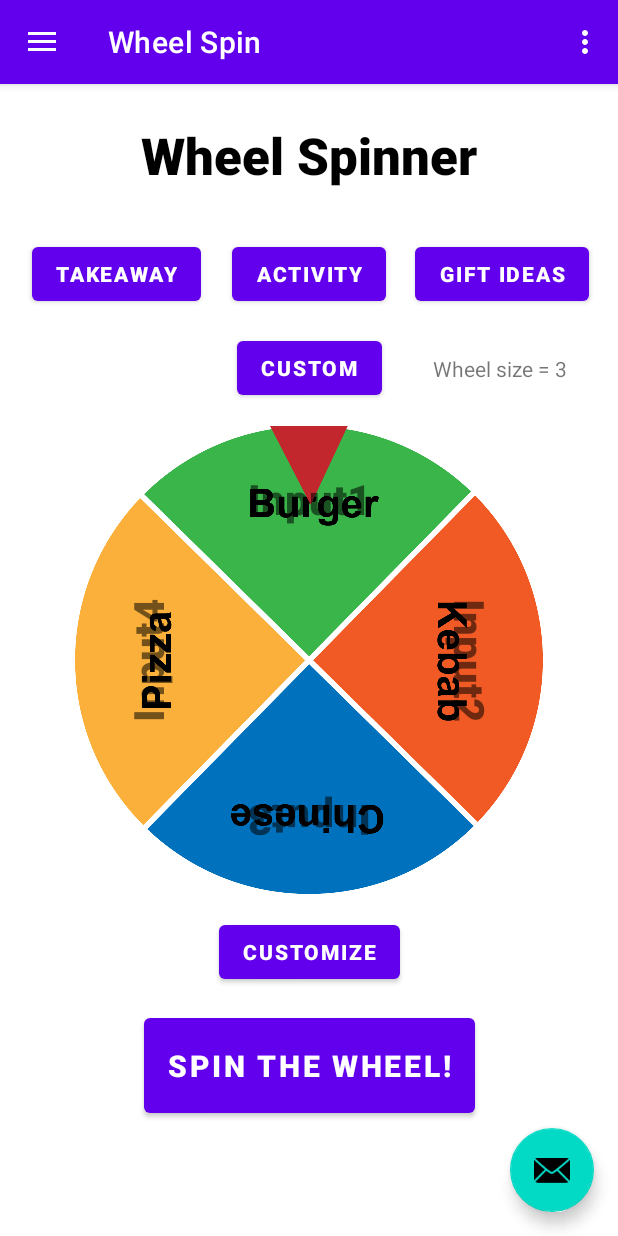
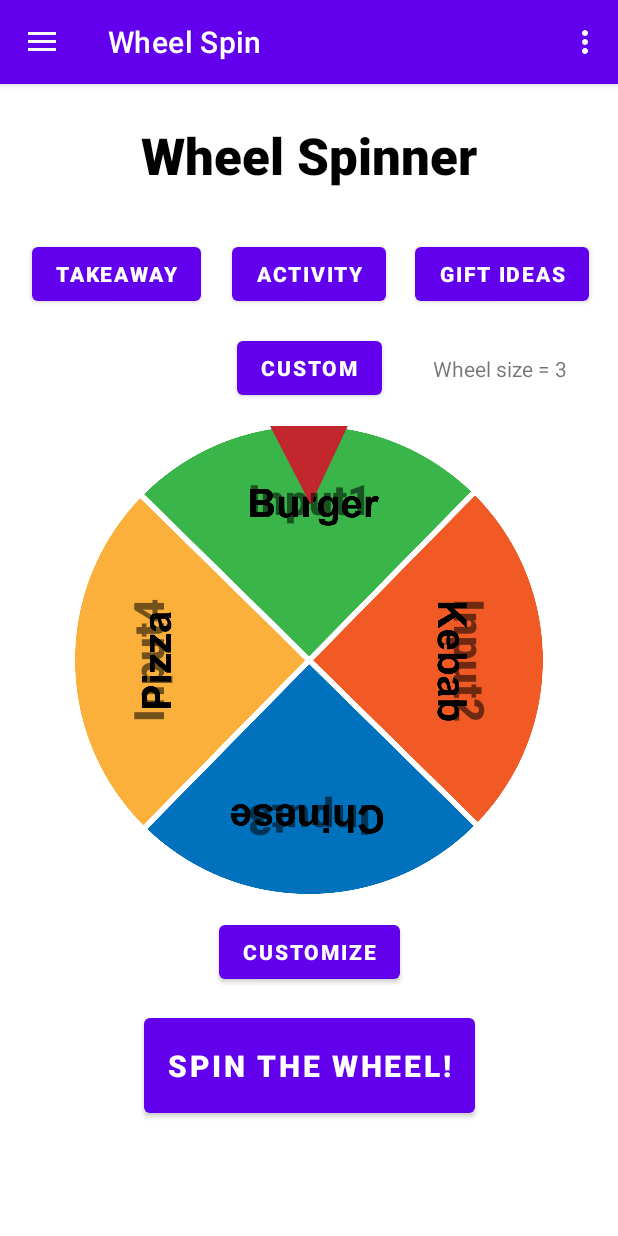
Before and after one commit to SneezingElephant/Decisionator, an Android app: the screen it shows after launch (MainActivity), in the side drawer, after a tap on "Wheel Spin", on a phone screen of 412 x 824 dp. Run offline under Robolectric (Android 15) with nearby library versions, the phone set to English and light mode, and no system bars; our stand-ins replace navigation-ui.

Commit message:
Homescreen Update + fixes

```diff
--- a/app/src/main/java/com/example/pmaminiprojekt/MainActivity.java
+++ b/app/src/main/java/com/example/pmaminiprojekt/MainActivity.java
@@ -31,13 +31,7 @@ public class MainActivity extends AppCompatActivity {
         setContentView(binding.getRoot());
 
         setSupportActionBar(binding.appBarMain.toolbar);
-        binding.appBarMain.fab.setOnClickListener(new View.OnClickListener() {
-            @Override
-            public void onClick(View view) {
-                Snackbar.make(view, "Replace with your own action", Snackbar.LENGTH_LONG)
-                        .setAction("Action", null).show();
-            }
-        });
+
         DrawerLayout drawer = binding.drawerLayout;
         NavigationView navigationView = binding.navView;
         // Passing each menu ID as a set of Ids because each
--- a/app/src/main/java/com/example/pmaminiprojekt/ui/home/HomeFragment.java
+++ b/app/src/main/java/com/example/pmaminiprojekt/ui/home/HomeFragment.java
@@ -30,8 +30,6 @@ public class HomeFragment extends Fragment {
         binding = FragmentHomeBinding.inflate(inflater, container, false);
         View root = binding.getRoot();
 
-        final TextView textView = binding.textHome;
-        homeViewModel.getText().observe(getViewLifecycleOwner(), textView::setText);
         return root;
     }
 
--- a/app/src/main/res/layout/app_bar_main.xml
+++ b/app/src/main/res/layout/app_bar_main.xml
@@ -22,13 +22,4 @@
 
     <include layout="@layout/content_main" />
 
-    <com.google.android.material.floatingactionbutton.FloatingActionButton
-        android:id="@+id/fab"
-        android:layout_width="wrap_content"
-        android:layout_height="wrap_content"
-        android:layout_gravity="bottom|end"
-        android:layout_marginEnd="@dimen/fab_margin"
-        android:layout_marginBottom="16dp"
-        app:srcCompat="@android:drawable/ic_dialog_email" />
-
 </androidx.coordinatorlayout.widget.CoordinatorLayout>
--- a/app/src/main/res/layout/fragment_slideshow.xml
+++ b/app/src/main/res/layout/fragment_slideshow.xml
@@ -131,7 +131,8 @@
         app:layout_constraintBottom_toBottomOf="parent"
         app:layout_constraintEnd_toEndOf="parent"
         app:layout_constraintStart_toStartOf="parent"
-        app:layout_constraintTop_toTopOf="parent" />
+        app:layout_constraintTop_toTopOf="parent"
+        tools:visibility="gone" />
 
     <TextView
         android:id="@+id/customText4Input2"
@@ -146,7 +147,8 @@
         app:layout_constraintBottom_toBottomOf="parent"
         app:layout_constraintEnd_toEndOf="parent"
         app:layout_constraintStart_toStartOf="parent"
-        app:layout_constraintTop_toTopOf="parent" />
+        app:layout_constraintTop_toTopOf="parent"
+        tools:visibility="gone" />
 
     <TextView
         android:id="@+id/customText4Input3"
@@ -161,7 +163,8 @@
         app:layout_constraintBottom_toBottomOf="parent"
         app:layout_constraintEnd_toEndOf="parent"
         app:layout_constraintStart_toStartOf="parent"
-        app:layout_constraintTop_toTopOf="parent" />
+        app:layout_constraintTop_toTopOf="parent"
+        tools:visibility="gone" />
 
     <TextView
         android:id="@+id/customText4Input4"
@@ -176,7 +179,8 @@
         app:layout_constraintBottom_toBottomOf="parent"
         app:layout_constraintEnd_toEndOf="parent"
         app:layout_constraintStart_toStartOf="parent"
-        app:layout_constraintTop_toTopOf="parent" />
+        app:layout_constraintTop_toTopOf="parent"
+        tools:visibility="gone" />
 
     <Button
         android:id="@+id/spinBtn"
@@ -271,7 +275,8 @@
         app:layout_constraintBottom_toTopOf="@+id/wheelWithArrow"
         app:layout_constraintEnd_toEndOf="parent"
         app:layout_constraintStart_toEndOf="@+id/customPreset"
-        app:layout_constraintTop_toBottomOf="@+id/giftIdeasPreset" />
+        app:layout_constraintTop_toBottomOf="@+id/giftIdeasPreset"
+        tools:visibility="invisible" />
 
 
 </androidx.constraintlayout.widget.ConstraintLayout>
--- a/app/src/main/res/values/strings.xml
+++ b/app/src/main/res/values/strings.xml
@@ -22,7 +22,7 @@
     <string name="coin_flip">Coin Flip</string>
     <string name="spin_wheel">Spin Wheel</string>
     <string name="wheel_spinner">Wheel Spinner</string>
-    <string name="coin_flip">Coin Flip</string>
+    <string name="coin_flip2">Coin Flip</string>
 
     <string-array name="wheelPresets">
         <item>Preset1</item>
```
